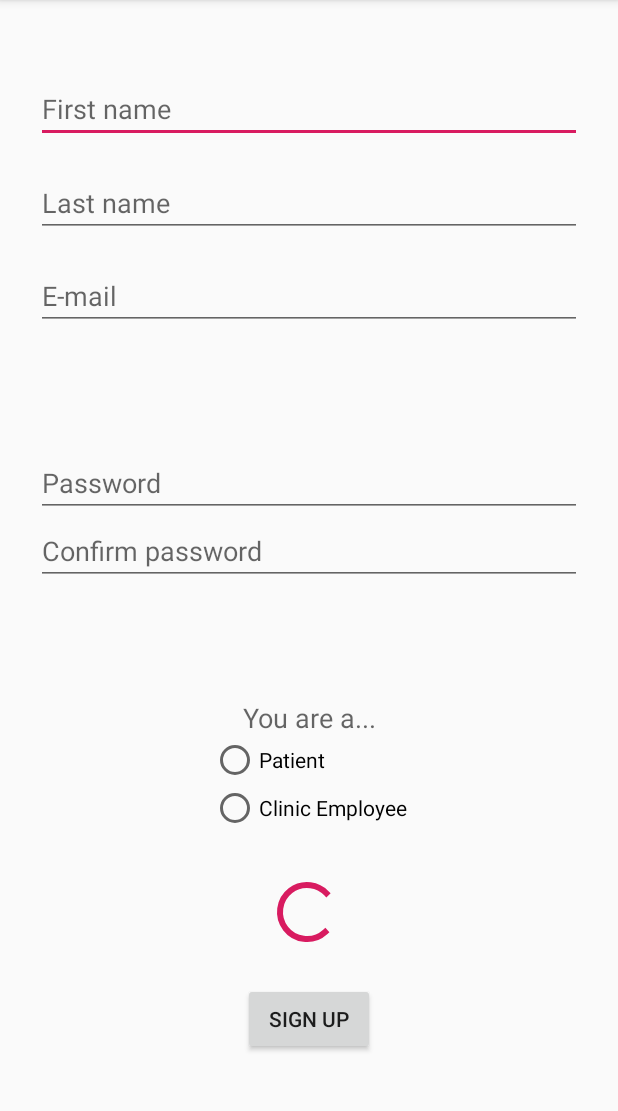
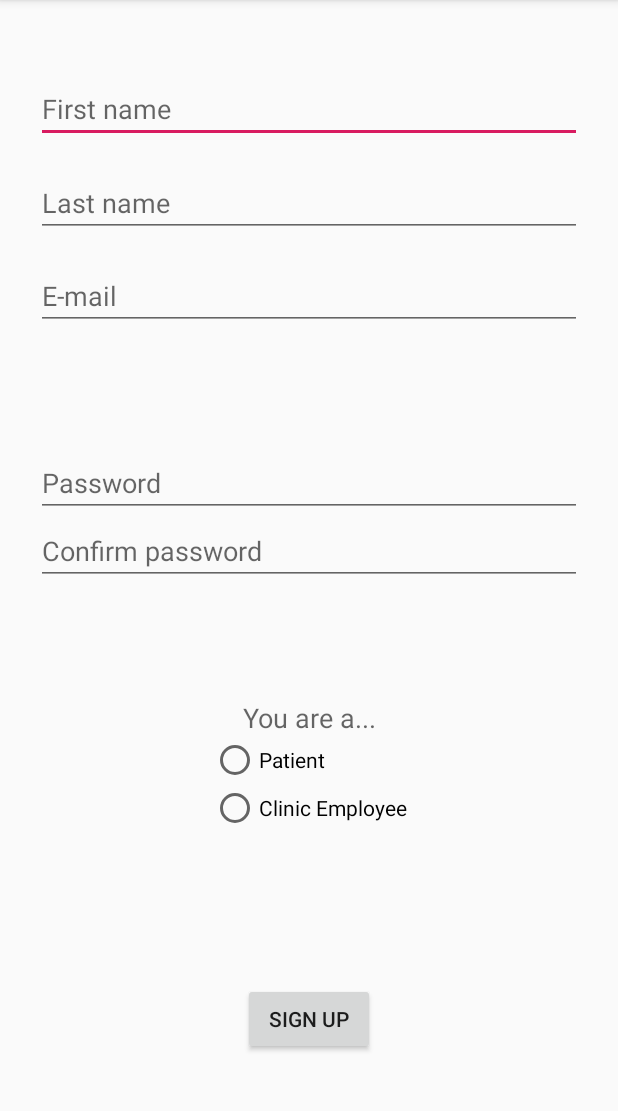
Before and after one commit to ckoya012/android-walkncare, an Android app: the SignUpActivity screen opened directly, with no data from a screen before it, on a phone screen of 412 x 824 dp, the part 84-1195 px from its top. Run offline under Robolectric (Android 15) with nearby library versions, the phone set to English and light mode, and no system bars; our stand-ins replace Firebase (no records; nobody signed in at launch, a user with empty details on screens opened directly).

Commit message:
Revert "Added FirebaseAuth;Can now create User and Employee Accounts"
This reverts commit 63ffd8f1e67fd8d2b6250186fcdbaaea89df603b.

```diff
--- a/Android Studio/app/src/main/java/com/example/walkinclinic/MainActivity.java
+++ b/Android Studio/app/src/main/java/com/example/walkinclinic/MainActivity.java
@@ -15,7 +15,7 @@ public class MainActivity extends AppCompatActivity {
         super.onCreate(savedInstanceState);
         setContentView(R.layout.activity_main);
 
-
+        button = findViewById(R.id.ButtonToSignUp);
         button.setOnClickListener(new View.OnClickListener() {
             @Override
             public void onClick(View v) {
--- a/Android Studio/app/src/main/java/com/example/walkinclinic/account/Employee.java
+++ b/Android Studio/app/src/main/java/com/example/walkinclinic/account/Employee.java
@@ -1,7 +1,7 @@
 package com.example.walkinclinic.account;
 
 public class Employee extends UserAccount {
-    public Employee(String email, String password, String nameFirst, String nameLast) {
-        super(email, password, nameFirst, nameLast);
+    public Employee(String email, String password, String nameFirst, String nameLast, int UID) {
+        super(email, password, nameFirst, nameLast, UID);
     }
 }
--- a/Android Studio/app/src/main/java/com/example/walkinclinic/account/Patient.java
+++ b/Android Studio/app/src/main/java/com/example/walkinclinic/account/Patient.java
@@ -1,7 +1,7 @@
 package com.example.walkinclinic.account;
 
 public class Patient extends UserAccount {
-    public Patient(String email, String password, String nameFirst, String nameLast) {
-        super(email, password, nameFirst, nameLast);
+    public Patient(String email, String password, String nameFirst, String nameLast, int UID) {
+        super(email, password, nameFirst, nameLast, UID);
     }
 }
--- a/Android Studio/app/src/main/java/com/example/walkinclinic/account/UserAccount.java
+++ b/Android Studio/app/src/main/java/com/example/walkinclinic/account/UserAccount.java
@@ -3,10 +3,12 @@ package com.example.walkinclinic.account;
 public abstract class UserAccount extends Account {
     private String nameFirst;
     private String nameLast;
+    private int UID;
 
-    public UserAccount(String email, String password, String nameFirst, String nameLast) {
+    public UserAccount(String email, String password, String nameFirst, String nameLast, int UID) {
         super(email, password);
         this.nameFirst = nameFirst;
         this.nameLast = nameLast;
+        this.UID = UID;
     }
 }
--- a/Android Studio/app/src/main/res/layout-v3/activity_sign_up.xml
+++ /dev/null
@@ -1,147 +0,0 @@
-<?xml version="1.0" encoding="utf-8"?>
-<androidx.constraintlayout.widget.ConstraintLayout xmlns:android="http://schemas.android.com/apk/res/android"
-    xmlns:app="http://schemas.android.com/apk/res-auto"
-    xmlns:tools="http://schemas.android.com/tools"
-    android:layout_width="match_parent"
-    android:layout_height="match_parent"
-    tools:context=".SignUpActivity">
-
-    <androidx.constraintlayout.widget.Guideline
-        android:id="@+id/guidelineLeft"
-        android:layout_width="wrap_content"
-        android:layout_height="wrap_content"
-        android:orientation="vertical"
-        app:layout_constraintGuide_begin="24dp" />
-
-    <androidx.constraintlayout.widget.Guideline
-        android:id="@+id/guidelineRight"
-        android:layout_width="wrap_content"
-        android:layout_height="wrap_content"
-        android:orientation="vertical"
-        app:layout_constraintGuide_end="24dp" />
-
-    <EditText
-        android:id="@+id/nameFirst"
-        android:layout_width="0dp"
-        android:layout_height="wrap_content"
-        android:layout_marginTop="50dp"
-        android:hint="@string/hint_firstname"
-        android:importantForAutofill="no"
-        android:inputType="textPersonName"
-        app:layout_constraintEnd_toStartOf="@+id/guidelineRight"
-        app:layout_constraintStart_toStartOf="@+id/guidelineLeft"
-        app:layout_constraintTop_toTopOf="parent" />
-
-    <EditText
-        android:id="@+id/nameLast"
-        android:layout_width="0dp"
-        android:layout_height="wrap_content"
-        android:hint="@string/last_name"
-        android:importantForAutofill="no"
-        android:inputType="textPersonName"
-        app:layout_constraintBottom_toTopOf="@+id/email"
-        app:layout_constraintEnd_toStartOf="@+id/guidelineRight"
-        app:layout_constraintStart_toStartOf="@+id/guidelineLeft"
-        app:layout_constraintTop_toBottomOf="@+id/nameFirst" />
-
-    <EditText
-        android:id="@+id/email"
-        android:layout_width="0dp"
-        android:layout_height="wrap_content"
-        android:hint="@string/e_mail"
-        android:importantForAutofill="no"
-        android:inputType="textEmailAddress"
-        app:layout_constraintBottom_toTopOf="@+id/password"
-        app:layout_constraintEnd_toStartOf="@+id/guidelineRight"
-        app:layout_constraintStart_toStartOf="@+id/guidelineLeft"
-        app:layout_constraintTop_toBottomOf="@+id/nameFirst" />
-
-    <EditText
-        android:id="@+id/password"
-        android:layout_width="0dp"
-        android:layout_height="wrap_content"
-        android:hint="@string/password"
-        android:importantForAutofill="no"
-        android:inputType="textPassword"
-        app:layout_constraintBottom_toTopOf="@+id/passwordConfirm"
-        app:layout_constraintEnd_toStartOf="@+id/guidelineRight"
-        app:layout_constraintStart_toStartOf="@+id/guidelineLeft" />
-
-    <EditText
-        android:id="@+id/passwordConfirm"
-        android:layout_width="0dp"
-        android:layout_height="wrap_content"
-        android:layout_marginBottom="16dp"
-        android:hint="@string/confirm_password"
-        android:importantForAutofill="no"
-        android:inputType="textPassword"
-        app:layout_constraintBottom_toTopOf="@+id/buttonSignUp"
-        app:layout_constraintEnd_toStartOf="@+id/guidelineRight"
-        app:layout_constraintHorizontal_bias="1.0"
-        app:layout_constraintStart_toStartOf="@+id/guidelineLeft"
-        app:layout_constraintTop_toBottomOf="@+id/nameFirst" />
-
-    <TextView
-        android:id="@+id/userTypeLabel"
-        android:layout_width="0dp"
-        android:layout_height="wrap_content"
-        android:text="@string/you_are_a"
-        android:textAlignment="center"
-        android:textAppearance="@style/TextAppearance.AppCompat.Medium"
-        app:layout_constraintBottom_toTopOf="@+id/userType"
-        app:layout_constraintEnd_toStartOf="@+id/guidelineRight"
-        app:layout_constraintStart_toStartOf="@+id/guidelineLeft"
-        app:layout_constraintTop_toBottomOf="@+id/passwordConfirm"
-        app:layout_constraintVertical_bias="1.0" />
-
-    <RadioGroup
-        android:id="@+id/userType"
-        android:layout_width="wrap_content"
-        android:layout_height="wrap_content"
-        app:layout_constraintBottom_toTopOf="@+id/buttonSignUp"
-        app:layout_constraintEnd_toStartOf="@+id/guidelineRight"
-        app:layout_constraintStart_toStartOf="@+id/guidelineLeft"
-        app:layout_constraintTop_toBottomOf="@+id/passwordConfirm">
-
-        <RadioButton
-            android:id="@+id/isPatient"
-            android:layout_width="wrap_content"
-            android:layout_height="wrap_content"
-            android:onClick="setUserType"
-            android:text="@string/patient" />
-
-        <RadioButton
-            android:id="@+id/isClinicEmployee"
-            android:layout_width="wrap_content"
-            android:layout_height="wrap_content"
-            android:onClick="setUserType"
-            android:text="@string/clinic_employee" />
-    </RadioGroup>
-
-    <Button
-        android:id="@+id/buttonSignUp"
-        android:layout_width="wrap_content"
-        android:layout_height="wrap_content"
-        android:text="@string/sign_up"
-        app:layout_constraintBottom_toBottomOf="parent"
-        app:layout_constraintEnd_toEndOf="parent"
-        app:layout_constraintStart_toStartOf="parent"
-        app:layout_constraintTop_toTopOf="parent"
-        app:layout_constraintVertical_bias="0.90999997" />
-
-    <ProgressBar
-        android:id="@+id/progressBar"
-        android:layout_width="wrap_content"
-        android:layout_height="0dp"
-        android:layout_marginStart="180dp"
-        android:layout_marginLeft="180dp"
-        android:layout_marginTop="26dp"
-        android:layout_marginEnd="183dp"
-        android:layout_marginRight="183dp"
-        android:layout_marginBottom="19dp"
-        app:layout_constraintBottom_toTopOf="@+id/buttonSignUp"
-        app:layout_constraintEnd_toEndOf="parent"
-        app:layout_constraintStart_toStartOf="parent"
-        app:layout_constraintTop_toBottomOf="@+id/userType" />
-
-</androidx.constraintlayout.widget.ConstraintLayout>
--- a/Android Studio/app/src/main/res/layout/activity_sign_up.xml
+++ b/Android Studio/app/src/main/res/layout/activity_sign_up.xml
@@ -1,5 +1,4 @@
 <?xml version="1.0" encoding="utf-8"?>
-
 <androidx.constraintlayout.widget.ConstraintLayout xmlns:android="http://schemas.android.com/apk/res/android"
     xmlns:app="http://schemas.android.com/apk/res-auto"
     xmlns:tools="http://schemas.android.com/tools"
@@ -26,8 +25,7 @@
         android:layout_width="0dp"
         android:layout_height="wrap_content"
         android:layout_marginTop="50dp"
-        android:hint="@string/hint_firstname"
-        android:importantForAutofill="no"
+        android:hint="First name"
         android:inputType="textPersonName"
         app:layout_constraintEnd_toStartOf="@+id/guidelineRight"
         app:layout_constraintStart_toStartOf="@+id/guidelineLeft"
@@ -37,9 +35,8 @@
         android:id="@+id/nameLast"
         android:layout_width="0dp"
         android:layout_height="wrap_content"
-        android:hint="@string/last_name"
-        android:importantForAutofill="no"
         android:inputType="textPersonName"
+        android:hint="Last name"
         app:layout_constraintBottom_toTopOf="@+id/email"
         app:layout_constraintEnd_toStartOf="@+id/guidelineRight"
         app:layout_constraintStart_toStartOf="@+id/guidelineLeft"
@@ -49,8 +46,7 @@
         android:id="@+id/email"
         android:layout_width="0dp"
         android:layout_height="wrap_content"
-        android:hint="@string/e_mail"
-        android:importantForAutofill="no"
+        android:hint="E-mail"
         android:inputType="textEmailAddress"
         app:layout_constraintBottom_toTopOf="@+id/password"
         app:layout_constraintEnd_toStartOf="@+id/guidelineRight"
@@ -61,8 +57,7 @@
         android:id="@+id/password"
         android:layout_width="0dp"
         android:layout_height="wrap_content"
-        android:hint="@string/password"
-        android:importantForAutofill="no"
+        android:hint="Password"
         android:inputType="textPassword"
         app:layout_constraintBottom_toTopOf="@+id/passwordConfirm"
         app:layout_constraintEnd_toStartOf="@+id/guidelineRight"
@@ -73,8 +68,7 @@
         android:layout_width="0dp"
         android:layout_height="wrap_content"
         android:layout_marginBottom="16dp"
-        android:hint="@string/confirm_password"
-        android:importantForAutofill="no"
+        android:hint="Confirm password"
         android:inputType="textPassword"
         app:layout_constraintBottom_toTopOf="@+id/buttonSignUp"
         app:layout_constraintEnd_toStartOf="@+id/guidelineRight"
@@ -86,7 +80,7 @@
         android:id="@+id/userTypeLabel"
         android:layout_width="0dp"
         android:layout_height="wrap_content"
-        android:text="@string/you_are_a"
+        android:text="You are a..."
         android:textAlignment="center"
         android:textAppearance="@style/TextAppearance.AppCompat.Medium"
         app:layout_constraintBottom_toTopOf="@+id/userType"
@@ -108,49 +102,26 @@
             android:id="@+id/isPatient"
             android:layout_width="wrap_content"
             android:layout_height="wrap_content"
-            android:onClick="setUserType"
-            android:text="@string/patient" />
+            android:text="Patient"
+            android:onClick="setUserType" />
 
         <RadioButton
             android:id="@+id/isClinicEmployee"
             android:layout_width="wrap_content"
             android:layout_height="wrap_content"
-            android:onClick="setUserType"
-            android:text="@string/clinic_employee" />
+            android:text="Clinic Employee"
+            android:onClick="setUserType" />
     </RadioGroup>
 
     <Button
         android:id="@+id/buttonSignUp"
         android:layout_width="wrap_content"
         android:layout_height="wrap_content"
-        android:text="@string/sign_up"
+        android:text="Sign Up"
         app:layout_constraintBottom_toBottomOf="parent"
         app:layout_constraintEnd_toEndOf="parent"
         app:layout_constraintStart_toStartOf="parent"
         app:layout_constraintTop_toTopOf="parent"
         app:layout_constraintVertical_bias="0.90999997" />
 
-    <activity android:name=".{activityName}"
-        tools:ignore="MissingConstraints">
-        <intent-filter>
-            <action android:name="android.intent.action.MAIN" />
-            <category android:name="android.intent.category.LAUNCHER" />
-        </intent-filter>
-    </activity>
-
-    <ProgressBar
-        android:id="@+id/progressBar"
-        android:layout_width="wrap_content"
-        android:layout_height="0dp"
-        android:layout_marginStart="180dp"
-        android:layout_marginLeft="180dp"
-        android:layout_marginTop="26dp"
-        android:layout_marginEnd="183dp"
-        android:layout_marginRight="183dp"
-        android:layout_marginBottom="19dp"
-        app:layout_constraintBottom_toTopOf="@+id/buttonSignUp"
-        app:layout_constraintEnd_toEndOf="parent"
-        app:layout_constraintStart_toStartOf="parent"
-        app:layout_constraintTop_toBottomOf="@+id/userType" />
-
 </androidx.constraintlayout.widget.ConstraintLayout>
--- a/Android Studio/app/src/main/res/values/strings.xml
+++ b/Android Studio/app/src/main/res/values/strings.xml
@@ -1,12 +1,3 @@
 <resources>
     <string name="app_name">WalkInClinic</string>
-    <string name="hint_firstname">First name</string>
-    <string name="last_name">Last name</string>
-    <string name="e_mail">E-mail</string>
-    <string name="password">Password</string>
-    <string name="confirm_password">Confirm password</string>
-    <string name="you_are_a">You are a...</string>
-    <string name="patient">Patient</string>
-    <string name="clinic_employee">Clinic Employee</string>
-    <string name="sign_up">Sign Up</string>
 </resources>
```
Also changed, not shown: Android Studio/app/build.gradle (+5 -12 lines), Android Studio/app/src/main/java/com/example/walkinclinic/SignUpActivity.java (+51 -158 lines), Android Studio/build.gradle (+5 -4 lines), Android Studio/app/gradle/wrapper/gradle-wrapper.properties (deleted), 5 other files.
